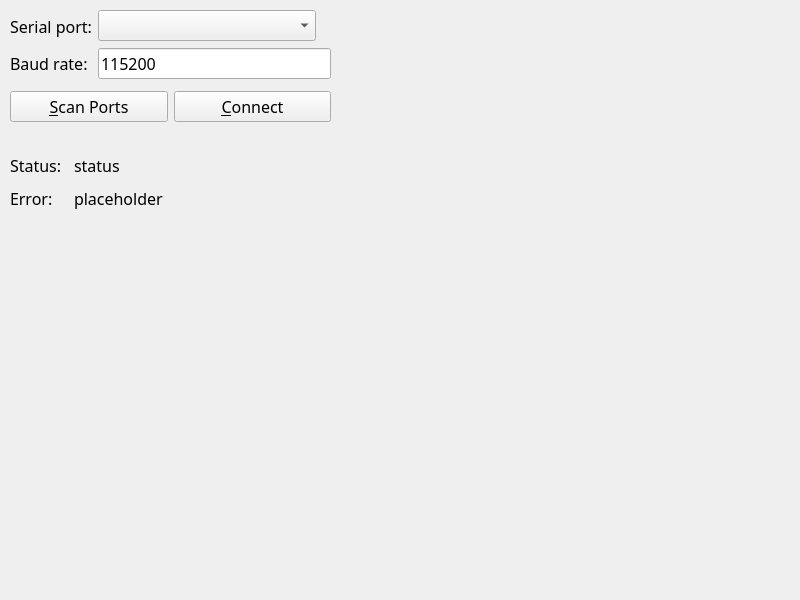
First picture: the form in ui/design.ui, repository ar7eniyan/QSerialPlotter, before the edit.
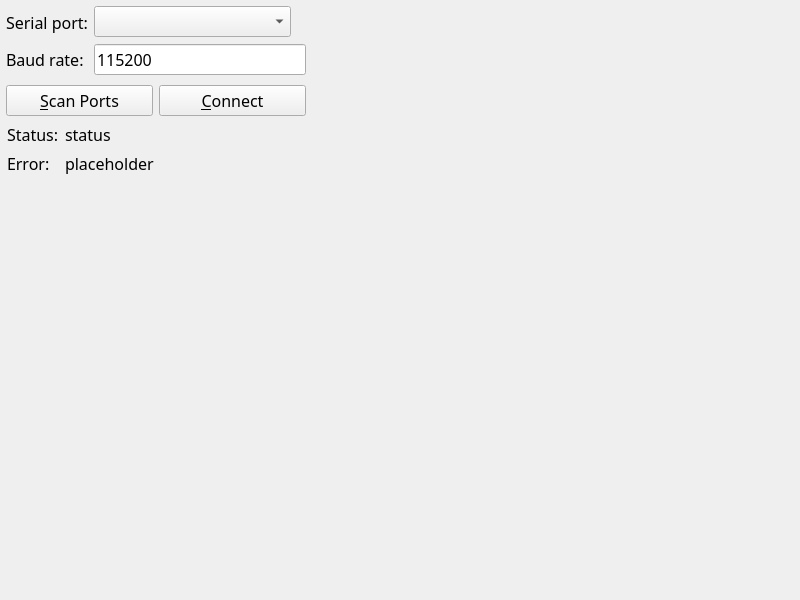
Second picture: the form after the edit. Icons and pictures are not drawn.

Commit message: Fix layout behavior (make it consistent)

What changed in the file:
```diff
--- a/ui/design.ui
+++ b/ui/design.ui
@@ -28,13 +28,122 @@
    <widget class="QWidget" name="verticalLayoutWidget">
     <property name="geometry">
      <rect>
-      <x>10</x>
-      <y>10</y>
-      <width>321</width>
-      <height>112</height>
+      <x>0</x>
+      <y>0</y>
+      <width>521</width>
+      <height>381</height>
      </rect>
+    </property>
+    <layout class="QGridLayout" name="gridLayout">
+     <property name="leftMargin">
+      <number>6</number>
+     </property>
+     <property name="topMargin">
+      <number>6</number>
+     </property>
+     <property name="rightMargin">
+      <number>6</number>
+     </property>
+     <property name="bottomMargin">
+      <number>6</number>
+     </property>
+     <item row="1" column="0">
+      <widget class="QWidget" name="portInfo" native="true">
+       <property name="sizePolicy">
+        <sizepolicy hsizetype="Preferred" vsizetype="Preferred">
+         <horstretch>0</horstretch>
+         <verstretch>0</verstretch>
+        </sizepolicy>
+       </property>
+       <property name="maximumSize">
+        <size>
+         <width>16777215</width>
+         <height>16777215</height>
+        </size>
+       </property>
+       <layout class="QGridLayout" name="portInfoGrid" columnstretch="0,1">
+        <property name="leftMargin">
+         <number>1</number>
+        </property>
+        <property name="topMargin">
+         <number>1</number>
+        </property>
+        <item row="0" column="0">
+         <widget class="QLabel" name="portStatusLabel">
+          <property name="text">
+           <string>Status:</string>
+          </property>
+         </widget>
+        </item>
+        <item row="0" column="1">
+         <widget class="QLabel" name="portStatus">
+          <property name="text">
+           <string>status</string>
+          </property>
+         </widget>
+        </item>
+        <item row="1" column="0">
+         <widget class="QLabel" name="portErrorLabel">
+          <property name="text">
+           <string>Error:</string>
+          </property>
+          <property name="textFormat">
+           <enum>Qt::AutoText</enum>
+          </property>
+          <property name="alignment">
+           <set>Qt::AlignLeading|Qt::AlignLeft|Qt::AlignVCenter</set>
+          </property>
+          <property name="wordWrap">
+           <bool>true</bool>
+          </property>
+         </widget>
+        </item>
+        <item row="1" column="1">
+         <widget class="QLabel" name="portError">
+          <property name="text">
+           <string>placeholder</string>
+          </property>
+          <property name="textFormat">
+           <enum>Qt::AutoText</enum>
+          </property>
+          <property name="alignment">
+           <set>Qt::AlignLeading|Qt::AlignLeft|Qt::AlignVCenter</set>
+          </property>
+          <property name="wordWrap">
+           <bool>true</bool>
+          </property>
+         </widget>
+        </item>
+       </layout>
+      </widget>
+     </item>
+     <item row="0" column="0">
+      <widget class="QWidget" name="portControl" native="true">
+       <property name="sizePolicy">
+        <sizepolicy hsizetype="Expanding" vsizetype="Expanding">
+         <horstretch>0</horstretch>
+         <verstretch>0</verstretch>
+        </sizepolicy>
+       </property>
+       <property name="maximumSize">
+        <size>
+         <width>300</width>
+         <height>110</height>
+        </size>
     </property>
     <layout class="QVBoxLayout" name="serialPortDialog">
+        <property name="leftMargin">
+         <number>0</number>
+        </property>
+        <property name="topMargin">
+         <number>0</number>
+        </property>
+        <property name="rightMargin">
+         <number>0</number>
+        </property>
+        <property name="bottomMargin">
+         <number>0</number>
+        </property>
      <item>
       <layout class="QFormLayout" name="portSettings">
        <item row="0" column="0">
@@ -144,67 +253,19 @@
      </item>
     </layout>
    </widget>
-   <widget class="QWidget" name="layoutWidget">
-    <property name="geometry">
-     <rect>
-      <x>10</x>
-      <y>151</y>
-      <width>541</width>
-      <height>61</height>
-     </rect>
-    </property>
-    <layout class="QGridLayout" name="portInfo" columnstretch="0,5">
-     <property name="topMargin">
-      <number>0</number>
-     </property>
-     <property name="horizontalSpacing">
-      <number>12</number>
-     </property>
-     <item row="0" column="1">
-      <widget class="QLabel" name="portStatus">
-       <property name="text">
-        <string>status</string>
-       </property>
-      </widget>
      </item>
-     <item row="0" column="0">
-      <widget class="QLabel" name="portStatusLabel">
-       <property name="text">
-        <string>Status:</string>
+     <item row="2" column="0">
+      <spacer name="verticalSpacer_2">
+       <property name="orientation">
+        <enum>Qt::Vertical</enum>
        </property>
-      </widget>
-     </item>
-     <item row="1" column="0">
-      <widget class="QLabel" name="portErrorLabel">
-       <property name="text">
-        <string>Error:</string>
+       <property name="sizeHint" stdset="0">
+        <size>
+         <width>0</width>
+         <height>0</height>
+        </size>
        </property>
-       <property name="textFormat">
-        <enum>Qt::AutoText</enum>
-       </property>
-       <property name="alignment">
-        <set>Qt::AlignLeading|Qt::AlignLeft|Qt::AlignVCenter</set>
-       </property>
-       <property name="wordWrap">
-        <bool>true</bool>
-       </property>
-      </widget>
-     </item>
-     <item row="1" column="1">
-      <widget class="QLabel" name="portError">
-       <property name="text">
-        <string>placeholder</string>
-       </property>
-       <property name="textFormat">
-        <enum>Qt::AutoText</enum>
-       </property>
-       <property name="alignment">
-        <set>Qt::AlignLeading|Qt::AlignLeft|Qt::AlignVCenter</set>
-       </property>
-       <property name="wordWrap">
-        <bool>true</bool>
-       </property>
-      </widget>
+      </spacer>
      </item>
     </layout>
    </widget>
```
Left out of the diff: 31 changed lines with no effect on the pictures. Lines whose indentation alone changed are shown as unchanged. The commit also changes 1 other file.
